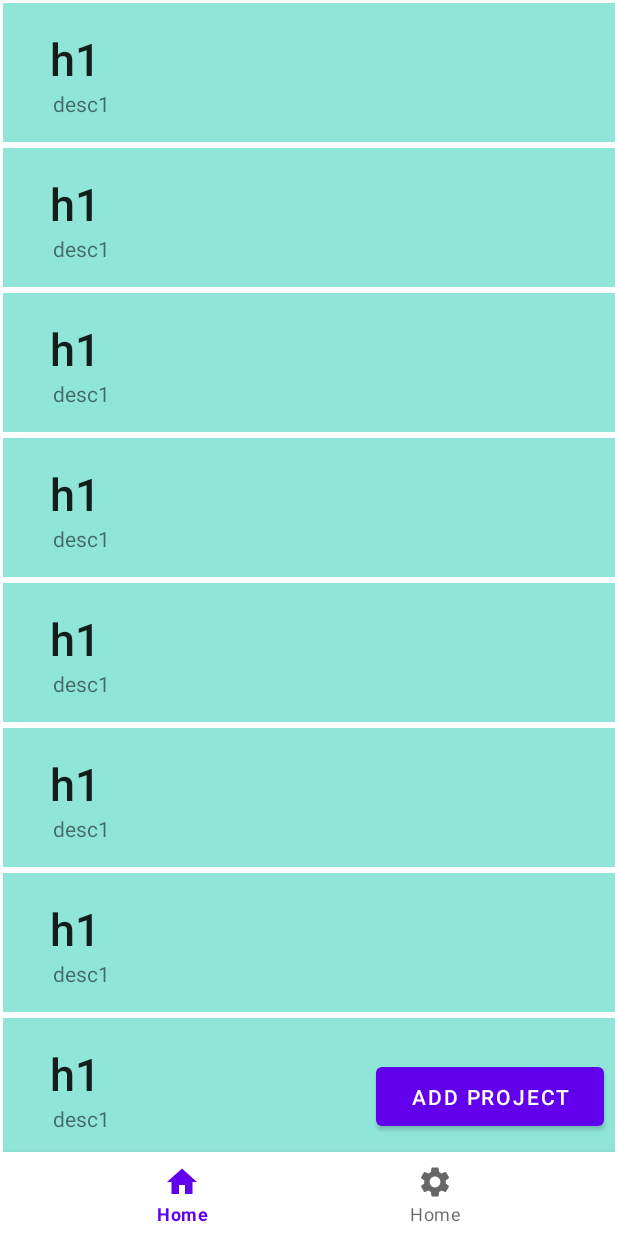
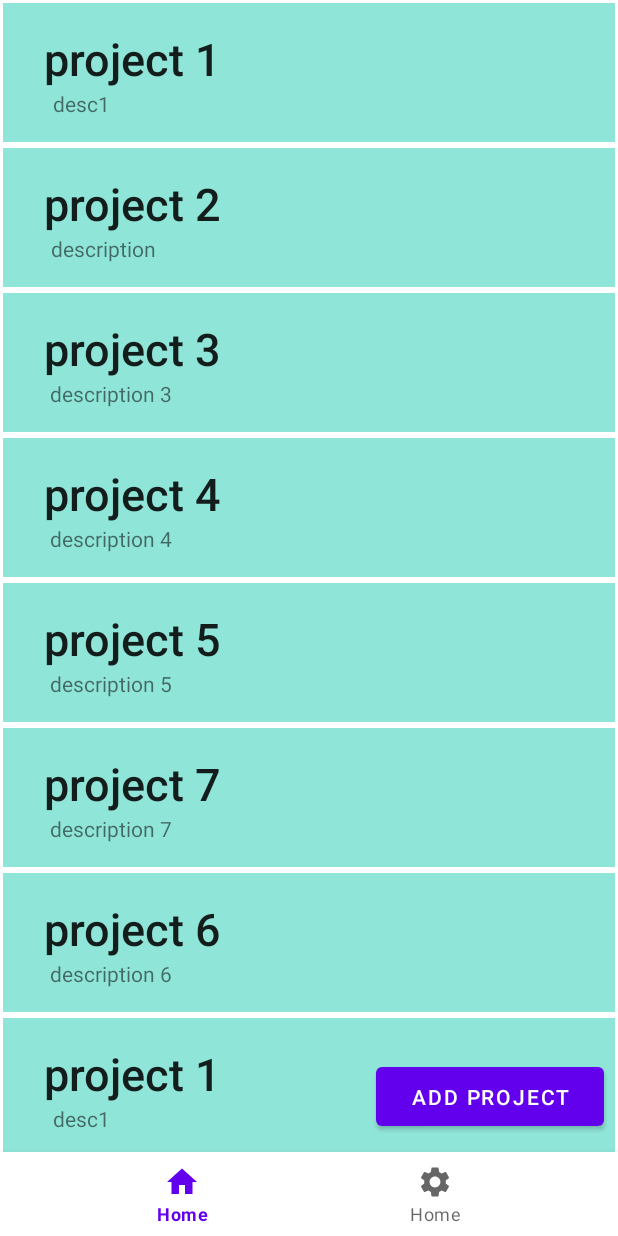
Before and after one commit to MohamedBoukedir/Apollo_MobileApp, an Android app: the HomeFragment screen opened through its navigation route, on a phone screen of 412 x 824 dp. Run offline under Robolectric (Android 15) with nearby library versions, the phone set to English and light mode, and no system bars; our stand-ins replace navigation-ui.

Commit message:
first commit

```diff
--- a/app/src/main/java/com/example/geto/ui/home/HomeViewModel.kt
+++ b/app/src/main/java/com/example/geto/ui/home/HomeViewModel.kt
@@ -10,9 +10,17 @@ class HomeViewModel : ViewModel() {
 
 
 
-    private val pr1= Project(1,"h1","desc1",listOf<String>("hhhh","hhhhhh"),listOf<User>())
+    private val pr1= Project(1,"project 1","desc1",listOf<String>("task1","task2"),listOf<User>())
+    private val pr2= Project(1,"project 2","description",listOf<String>("task1","task2"),listOf<User>())
+    private val pr3= Project(1,"project 3","description 3",listOf<String>("task1","task2"),listOf<User>())
+    private val pr4= Project(1,"project 4","description 4",listOf<String>("task1","task2"),listOf<User>())
+    private val pr5= Project(1,"project 5","description 5",listOf<String>("task1","task2"),listOf<User>())
+    private val pr6= Project(1,"project 7","description 7",listOf<String>("task1","task2"),listOf<User>())
+    private val pr7 =Project(1,"project 6","description 6",listOf<String>("task1","task2"),listOf<User>())
+
+
     private fun <T : Any?> MutableLiveData<T>.default(initialValue: T) = apply { setValue(initialValue) }
-    val projects: LiveData<List<Project>> = MutableLiveData<List<Project>>().default(listOf(pr1,pr1,pr1,pr1,pr1,pr1,pr1,pr1,pr1))
+    val projects: LiveData<List<Project>> = MutableLiveData<List<Project>>().default(listOf(pr1,pr2,pr3,pr4,pr5,pr6,pr7,pr1,pr2,pr3,pr4,pr5))
 
 
 
```
Also changed, not shown: app/src/main/java/com/example/geto/ui/fragments/Projet_detaills.kt (+17 -5 lines), app/src/main/java/com/example/geto/ui/home/Home_RecyclerAdapter.kt (+6 -4 lines).
